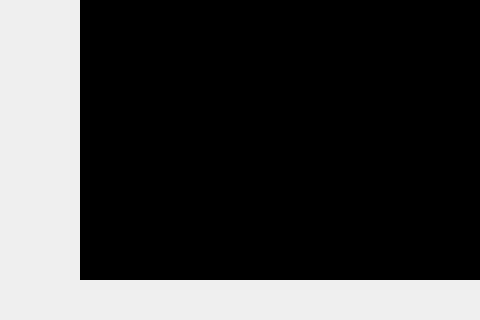
Above: ValveCentralHole/CameraDisplayDialog.ui from Austin0417/Valve-Central-Hole-Calculator-Final before the change; both pictures show x 0 to 480 and y 330 to 650 of the 1200 by 650 pixel window. Below: the same form after it.
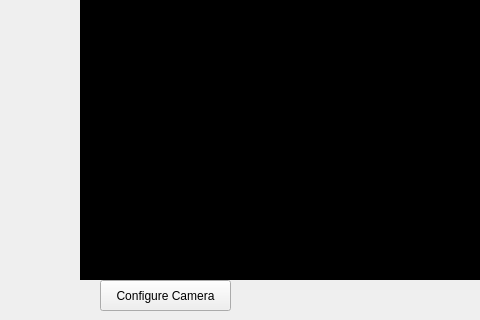
That is the form after the change.

Commit message: added functionality to allow users to select the camera they want to use to take pictures with

Diff of the .ui file:
```diff
--- a/ValveCentralHole/CameraDisplayDialog.ui
+++ b/ValveCentralHole/CameraDisplayDialog.ui
@@ -42,6 +42,19 @@
     <string>TextLabel</string>
    </property>
   </widget>
+  <widget class="QPushButton" name="configure_camera_btn">
+   <property name="geometry">
+    <rect>
+     <x>100</x>
+     <y>610</y>
+     <width>131</width>
+     <height>31</height>
+    </rect>
+   </property>
+   <property name="text">
+    <string>Configure Camera</string>
+   </property>
+  </widget>
  </widget>
  <resources/>
  <connections/>
```
The commit also changes 171 other files.
